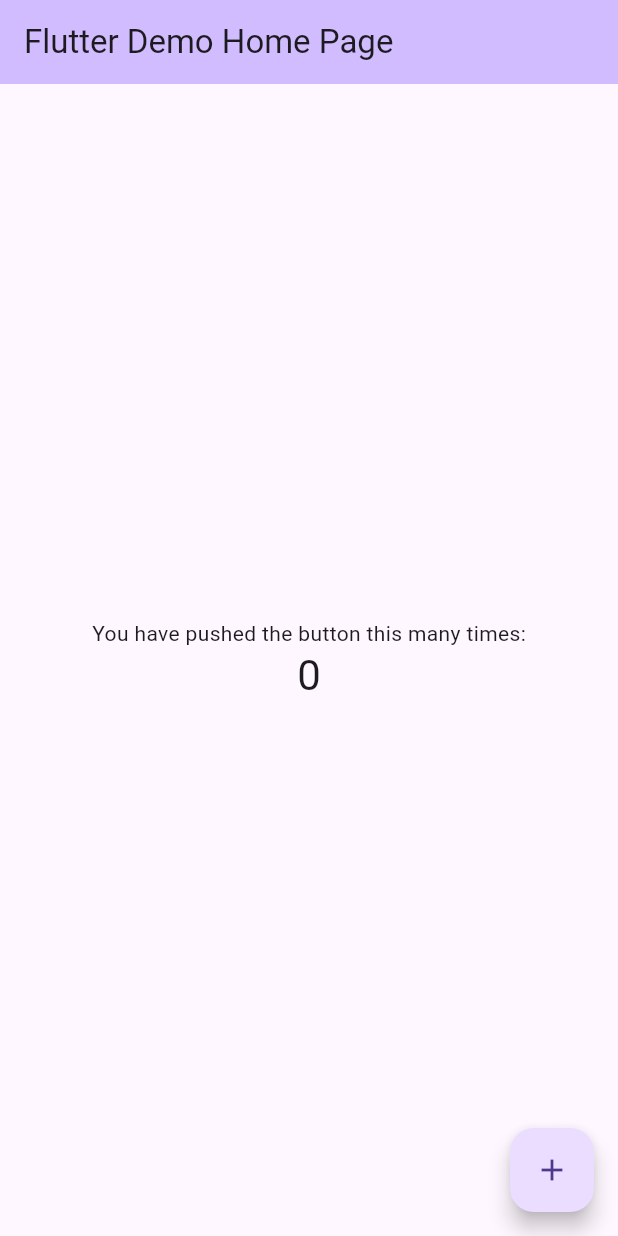
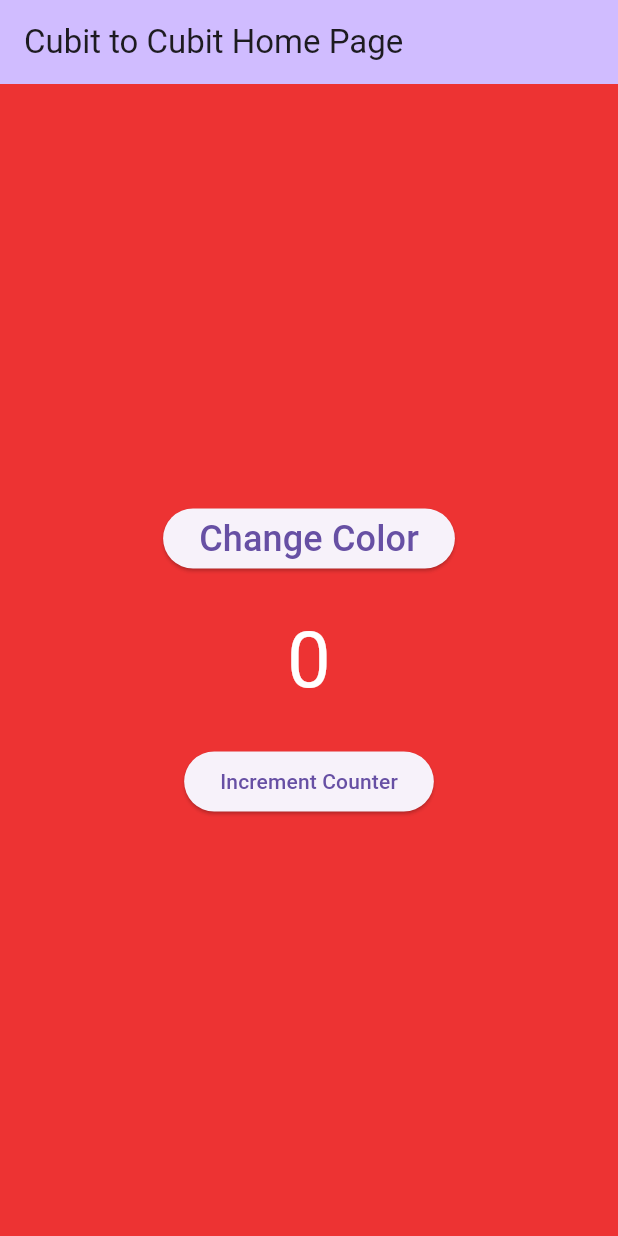
Before and after one commit to jsmile/cubit2cubit, a Flutter app: the screen it shows after launch, on a phone screen of 412 x 824 dp. Run offline on Flutter 3.47's test engine with Material 2 defaults, Android fonts, the phone set to English and light mode, and no system bars.

Commit message:
basic change of main

```diff
--- a/lib/main.dart
+++ b/lib/main.dart
@@ -14,7 +14,7 @@ class MyApp extends StatelessWidget {
       theme: ThemeData(
         useMaterial3: true,
       ),
-      home: const MyHomePage(title: 'Flutter Demo Home Page'),
+      home: const MyHomePage(title: 'Cubit to Cubit Home Page'),
     );
   }
 }
@@ -27,6 +27,7 @@ class MyHomePage extends StatelessWidget {
   @override
   Widget build(BuildContext context) {
     return Scaffold(
+      backgroundColor: const Color.fromRGBO(233, 0, 0, 0.8),
       appBar: AppBar(
         backgroundColor: Theme.of(context).colorScheme.inversePrimary,
         title: Text(title),
@@ -35,21 +36,26 @@ class MyHomePage extends StatelessWidget {
         child: Column(
           mainAxisAlignment: MainAxisAlignment.center,
           children: <Widget>[
+            ElevatedButton(
+              child: const Text(
+                'Change Color',
+                style: TextStyle(fontSize: 24.0),
+              ),
+              onPressed: () {},
+            ),
+            const SizedBox(height: 20.0),
             const Text(
-              'You have pushed the button this many times:',
+              '0',
+              style: TextStyle(fontSize: 52.0, color: Colors.white),
             ),
-            Text(
-              '0',
-              style: Theme.of(context).textTheme.headlineMedium,
+            const SizedBox(height: 20.0),
+            ElevatedButton(
+              child: const Text('Increment Counter'),
+              onPressed: () {},
             ),
           ],
         ),
       ),
-      floatingActionButton: FloatingActionButton(
-        onPressed: () {},
-        tooltip: 'Increment',
-        child: const Icon(Icons.add),
-      ),
     );
   }
 }
```
